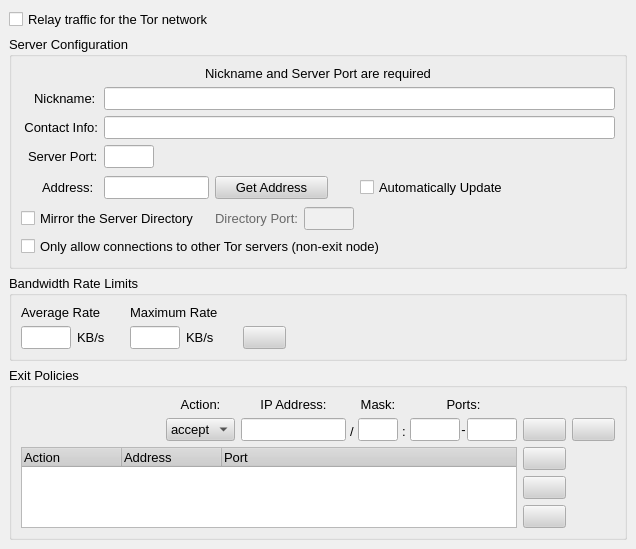
Old version of the form src/gui/config/serverpage.ui in the repository a-ilin/vidalia.
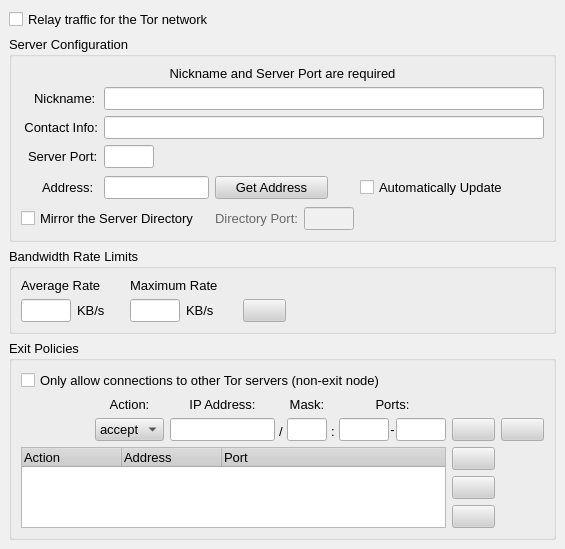
New version of the form. Icons and pictures are not drawn.

Commit message:
Move the "middle man option" on the server config page down to the Exit Policy group. Takes care of item #3 on the TODO.
svn:r1134

The edit to the form file:
```diff
--- a/src/gui/config/serverpage.ui
+++ b/src/gui/config/serverpage.ui
@@ -8,8 +8,8 @@
    <rect>
     <x>0</x>
     <y>0</y>
-    <width>442</width>
-    <height>374</height>
+    <width>335</width>
+    <height>271</height>
    </rect>
   </property>
   <property name="palette" >
@@ -347,19 +347,6 @@
          <property name="spacing" >
           <number>6</number>
          </property>
-         <item row="6" column="0" colspan="8" >
-          <widget class="QCheckBox" name="chkMiddleMan" >
-           <property name="contextMenuPolicy" >
-            <enum>Qt::NoContextMenu</enum>
-           </property>
-           <property name="toolTip" >
-            <string>If selected, clients will not exit the Tor network through your server</string>
-           </property>
-           <property name="text" >
-            <string>Only allow connections to other Tor servers (non-exit node)</string>
-           </property>
-          </widget>
-         </item>
          <item row="4" column="3" >
           <widget class="QPushButton" name="btnGetAddress" >
            <property name="minimumSize" >
@@ -938,7 +925,20 @@
          <property name="spacing" >
           <number>6</number>
          </property>
-         <item row="0" column="2" >
+         <item row="0" column="0" colspan="4" >
+          <widget class="QCheckBox" name="chkMiddleMan" >
+           <property name="contextMenuPolicy" >
+            <enum>Qt::NoContextMenu</enum>
+           </property>
+           <property name="toolTip" >
+            <string>If selected, clients will not exit the Tor network through your server</string>
+           </property>
+           <property name="text" >
+            <string>Only allow connections to other Tor servers (non-exit node)</string>
+           </property>
+          </widget>
+         </item>
+         <item row="1" column="2" >
           <layout class="QHBoxLayout" >
            <property name="margin" >
             <number>0</number>
@@ -1265,7 +1265,7 @@
            </item>
           </layout>
          </item>
-         <item row="0" column="1" >
+         <item row="1" column="1" >
           <layout class="QVBoxLayout" >
            <property name="margin" >
             <number>0</number>
@@ -1319,7 +1319,7 @@
            </item>
           </layout>
          </item>
-         <item row="0" column="0" >
+         <item row="1" column="0" >
           <spacer>
            <property name="orientation" >
             <enum>Qt::Horizontal</enum>
@@ -1332,7 +1332,7 @@
            </property>
           </spacer>
          </item>
-         <item row="1" column="0" colspan="3" >
+         <item row="2" column="0" colspan="3" >
           <widget class="QTreeWidget" name="lstExitPolicies" >
            <property name="sizePolicy" >
             <sizepolicy>
@@ -1389,7 +1389,7 @@
            </column>
           </widget>
          </item>
-         <item rowspan="2" row="0" column="3" >
+         <item rowspan="2" row="1" column="3" >
           <layout class="QVBoxLayout" >
            <property name="margin" >
             <number>0</number>
@@ -1591,8 +1591,8 @@
      </property>
      <property name="sizeHint" >
       <size>
-       <width>20</width>
-       <height>40</height>
+       <width>547</width>
+       <height>16</height>
       </size>
      </property>
     </spacer>
```
Left out of the diff: 28 changed lines with no effect on the pictures. The commit also changes 1 other file.
